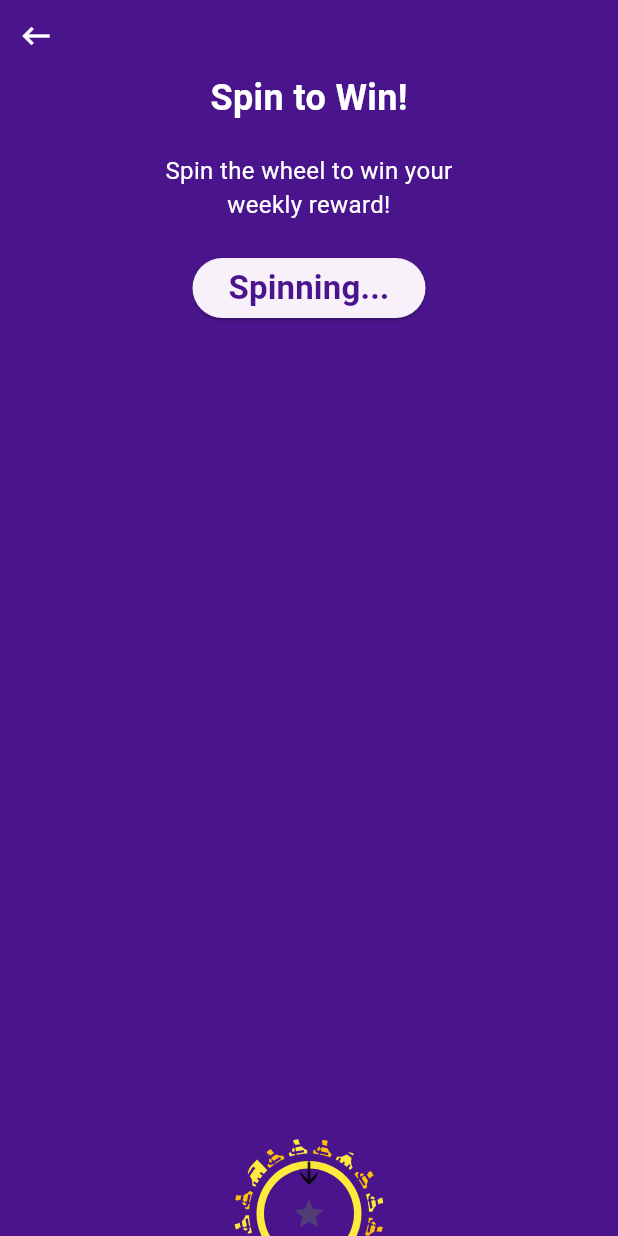
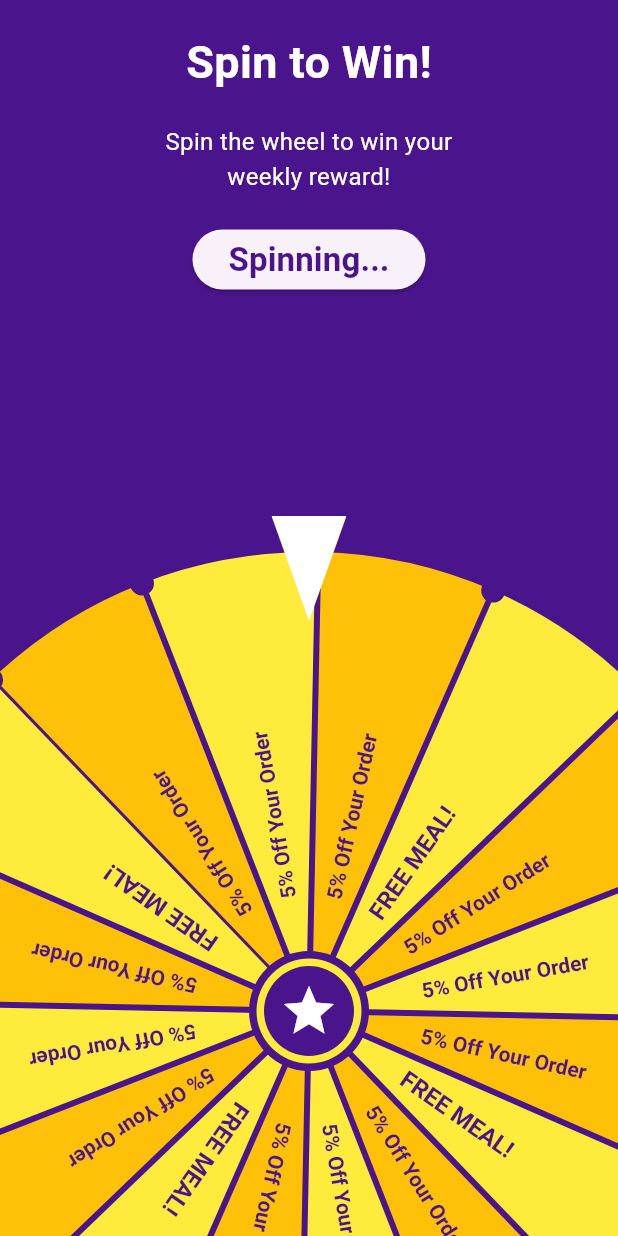
Before and after one commit to dharmikDDS/spin_wheel, a Flutter app: the screen it shows after launch, after a tap on "SPIN!", on a phone screen of 412 x 824 dp. Run offline on Flutter 3.47's test engine with Material 3 defaults, Android fonts, the phone set to English and light mode, and no system bars.

Commit message:
chnaged icon color, and wheel size

```diff
--- a/lib/spin_wheel_screen.dart
+++ b/lib/spin_wheel_screen.dart
@@ -35,7 +35,7 @@ class _SpinWheelScreenState extends State<SpinWheelScreen>
       label: "FREE MEAL!",
       color: secondaryColor,
       style: TextStyle(
-          fontSize: 13, fontWeight: FontWeight.bold, color: primaryColor),
+          fontSize: 16, fontWeight: FontWeight.bold, color: primaryColor),
     ),
     PrizeItem(label: "5% Off Your Order", color: yellowStatColor),
     PrizeItem(label: "5% Off Your Order", color: secondaryColor),
@@ -44,7 +44,7 @@ class _SpinWheelScreenState extends State<SpinWheelScreen>
       label: "FREE MEAL!",
       color: secondaryColor,
       style: TextStyle(
-          fontSize: 13, fontWeight: FontWeight.bold, color: primaryColor),
+          fontSize: 16, fontWeight: FontWeight.bold, color: primaryColor),
     ),
     PrizeItem(label: "5% Off Your Order", color: yellowStatColor),
     PrizeItem(label: "5% Off Your Order", color: secondaryColor),
@@ -53,7 +53,7 @@ class _SpinWheelScreenState extends State<SpinWheelScreen>
       label: "FREE MEAL!",
       color: secondaryColor,
       style: TextStyle(
-          fontSize: 13, fontWeight: FontWeight.bold, color: primaryColor),
+          fontSize: 16, fontWeight: FontWeight.bold, color: primaryColor),
     ),
     PrizeItem(label: "5% Off Your Order", color: yellowStatColor),
     PrizeItem(label: "5% Off Your Order", color: secondaryColor),
@@ -62,7 +62,7 @@ class _SpinWheelScreenState extends State<SpinWheelScreen>
       label: "FREE MEAL!",
       color: secondaryColor,
       style: TextStyle(
-          fontSize: 13, fontWeight: FontWeight.bold, color: primaryColor),
+          fontSize: 16, fontWeight: FontWeight.bold, color: primaryColor),
     ),
   ];
 
@@ -176,15 +176,15 @@ class _SpinWheelScreenState extends State<SpinWheelScreen>
           _buildHeadingView(),
           // Spin wheel
           Positioned(
-            bottom: -35,
-            right: -10,
-            left: -10,
+            right: -100,
+            left: -100,
+            bottom: -200,
             child: Stack(
               alignment: Alignment.center,
               children: [
                 // Main wheel
                 SizedBox.square(
-                  dimension: 100,
+                  dimension: 700,
                   child: Transform.rotate(
                     angle: _animation.value * _finalAngle,
                     child: CustomPaint(
@@ -202,19 +202,27 @@ class _SpinWheelScreenState extends State<SpinWheelScreen>
                     child: CircleAvatar(
                       radius: 30,
                       backgroundColor: primaryColor,
-                      child: Icon(Icons.star),
+                      child: Icon(
+                        Icons.star,
+                        color: whiteColor,
+                        size: 40,
+                      ),
                     ),
                   ),
                 ),
                 // Pointer
                 Positioned(
-                  top: 11,
+                  top: 20,
                   child: ClipPath(
                     clipper: TriangleClipper(isRotated: true),
                     child: Material(
                       color: transparentColor,
                       elevation: 50,
-                      child: Icon(Icons.arrow_downward_rounded),
+                      child: Container(
+                        color: whiteColor,
+                        height: 70,
+                        width: 50,
+                      ),
                     ),
                   ),
                 ),
@@ -227,36 +235,34 @@ class _SpinWheelScreenState extends State<SpinWheelScreen>
   }
 
   Widget _buildHeadingView() {
-    return Column(
+    return SizedBox(
+      width: double.infinity,
+      child: Column(
+        spacing: 20,
         children: [
-        Align(
-          alignment: Alignment.centerLeft,
-          child: IconButton(
-            icon: Icon(Icons.keyboard_backspace, color: whiteColor),
-            onPressed: Navigator.of(context).pop,
-          ),
-        ),
+          const SizedBox.shrink(),
           Text(
             "Spin to Win!",
             style: TextStyle(
-              fontSize: 24, fontWeight: FontWeight.bold, color: whiteColor),
+                fontSize: 30, fontWeight: FontWeight.bold, color: whiteColor),
           ),
-        const SizedBox(height: 20),
           Text(
             "Spin the wheel to win your\nweekly reward!",
             style: TextStyle(fontSize: 16, color: whiteColor),
             textAlign: TextAlign.center,
           ),
-        const SizedBox(height: 20),
           ElevatedButton(
             onPressed: _isSpinning ? () {} : _spinWheel,
             child: Text(
               _isSpinning ? 'Spinning...' : 'SPIN!',
               style: TextStyle(
-                fontSize: 22, fontWeight: FontWeight.bold, color: primaryColor),
+                  fontSize: 22,
+                  fontWeight: FontWeight.bold,
+                  color: primaryColor),
             ),
           ),
         ],
+      ),
     );
   }
 }
--- a/lib/wheel_painter.dart
+++ b/lib/wheel_painter.dart
@@ -55,7 +55,7 @@ class WheelPainter extends CustomPainter {
           text: prizes[i].label,
           style: prizes[i].style ??
               TextStyle(
-                fontSize: 12,
+                fontSize: 14,
                 fontWeight: FontWeight.bold,
                 color: primaryColor,
               ),
```
Lines whose indentation alone changed are shown as unchanged.
